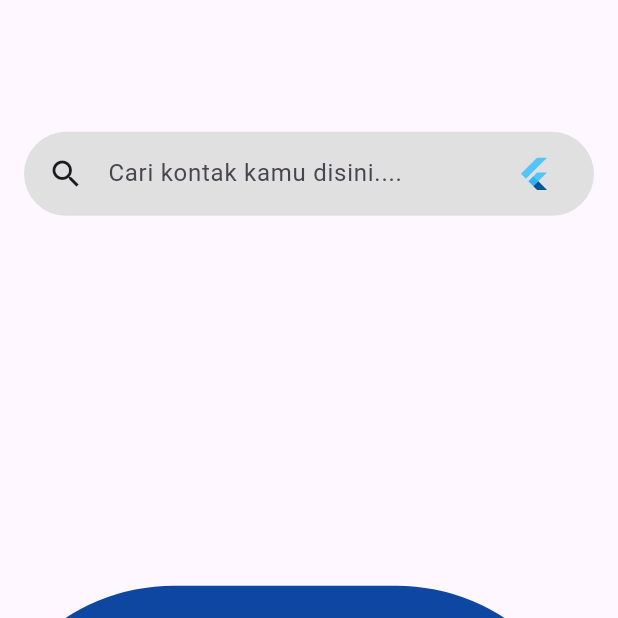
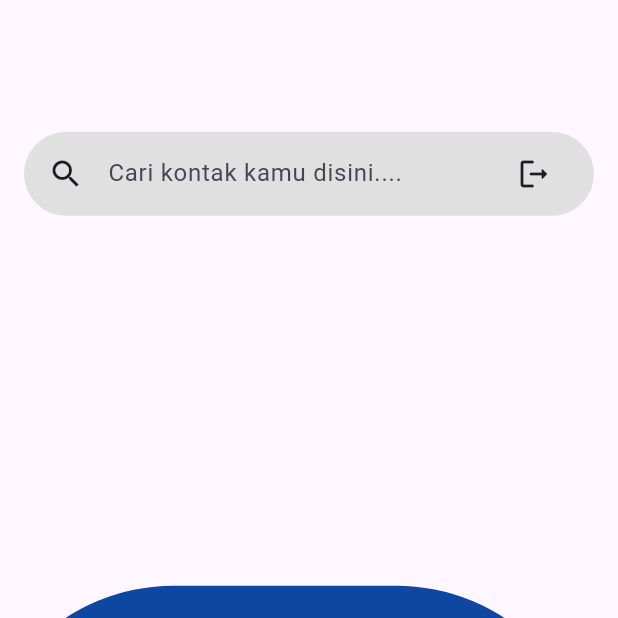
Before and after one commit to Eugene702/ngontak, a Flutter app: the HomeView screen opened by its route, on a phone screen of 412 x 824 dp, the top half of it. Run offline on Flutter 3.47's test engine with Material 3 defaults, Android fonts, the phone set to English and light mode, and no system bars; our stand-ins replace firebase_auth, firebase_core, get, google_sign_in, realm, responsive_sizer and 1 more; accounts and stored records are empty; generated files the repository leaves out were written again; statements that could not run were skipped.

Commit message:
Feat: Final

```diff
--- a/lib/app/modules/add/views/add_view.dart
+++ b/lib/app/modules/add/views/add_view.dart
@@ -60,6 +60,7 @@ class AddView extends GetView<AddController> {
             Obx(
               () => TextFormField(
                 controller: controller.telp,
+                keyboardType: TextInputType.phone,
                 decoration: InputDecoration(
                   hintText: "Masukan no telp",
                   errorText: controller.telpError.value.isNotEmpty ? controller.telpError.value : null,
--- a/lib/app/modules/edit/controllers/edit_controller.dart
+++ b/lib/app/modules/edit/controllers/edit_controller.dart
@@ -60,7 +60,8 @@ class EditController extends GetxController {
           Get.arguments,
           name.text,
           telp.text,
-          contact!.createdAt
+          contact!.createdAt,
+          user: contact!.user,
         );
 
         _database.realm.write(() {
--- a/lib/app/modules/edit/views/edit_view.dart
+++ b/lib/app/modules/edit/views/edit_view.dart
@@ -44,6 +44,7 @@ class EditView extends GetView<EditController> {
 
             TextFormField(
               controller: controller.telp,
+              keyboardType: TextInputType.phone,
               decoration: InputDecoration(
                 hintText: "Masukan no telp",
                 enabledBorder: OutlineInputBorder(
--- a/lib/app/modules/home/views/home_view.dart
+++ b/lib/app/modules/home/views/home_view.dart
@@ -30,7 +30,7 @@ class HomeView extends GetView<HomeController> {
                     barBackgroundColor: WidgetStateColor.resolveWith(
                         (_) => Colors.grey.shade300),
                     barTrailing: [
-                      IconButton(onPressed: () {}, icon: const FlutterLogo())
+                      IconButton(onPressed: () => controller.logout(), icon: const Icon(Icons.logout_rounded))
                     ],
                     searchController: controller.searchController,
                     suggestionsBuilder: (context, searchController) {
```
Also changed, not shown: lib/app/modules/home/controllers/home_controller.dart (+7 -0 lines).
